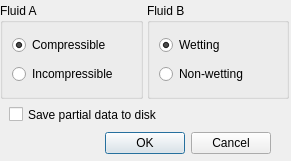
This is src/dialogConfEq.ui in ldsc/lvp as Qt 5 draws it before an edit. The edited form follows.
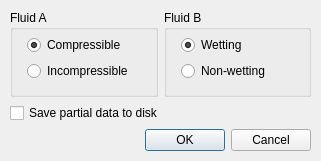
This is the edited form. Icons and pictures are not drawn.

Patch:
```diff
--- a/src/dialogConfEq.ui
+++ b/src/dialogConfEq.ui
@@ -6,19 +6,19 @@
    <rect>
     <x>0</x>
     <y>0</y>
-    <width>291</width>
+    <width>321</width>
     <height>161</height>
    </rect>
   </property>
   <property name="minimumSize">
    <size>
-    <width>291</width>
+    <width>321</width>
     <height>161</height>
    </size>
   </property>
   <property name="maximumSize">
    <size>
-    <width>291</width>
+    <width>321</width>
     <height>161</height>
    </size>
   </property>
@@ -29,19 +29,31 @@
    <iconset resource="application.qrc">
     <normaloff>:/images/logo.png</normaloff>:/images/logo.png</iconset>
   </property>
+  <widget class="QWidget" name="layoutWidget">
+   <property name="geometry">
+    <rect>
+     <x>10</x>
+     <y>10</y>
+     <width>301</width>
+     <height>141</height>
+    </rect>
+   </property>
+   <layout class="QGridLayout" name="gridLayout">
+    <item row="0" column="0">
   <widget class="QGroupBox" name="groupBoxFluidoA">
-   <property name="geometry">
-    <rect>
-     <x>0</x>
-     <y>3</y>
-     <width>143</width>
-     <height>96</height>
-    </rect>
-   </property>
    <property name="title">
     <string>Fluid A</string>
    </property>
-   <layout class="QGridLayout" name="gridLayout">
+      <widget class="QWidget" name="layoutWidget2">
+       <property name="geometry">
+        <rect>
+         <x>17</x>
+         <y>25</y>
+         <width>129</width>
+         <height>46</height>
+        </rect>
+       </property>
+       <layout class="QFormLayout" name="formLayout_2">
     <item row="0" column="0">
      <widget class="QRadioButton" name="radioButtonCompressivel">
       <property name="text">
@@ -61,32 +73,23 @@
     </item>
    </layout>
   </widget>
-  <widget class="QCheckBox" name="checkBoxSalvar">
-   <property name="geometry">
-    <rect>
-     <x>9</x>
-     <y>103</y>
-     <width>271</width>
-     <height>23</height>
-    </rect>
-   </property>
-   <property name="text">
-    <string>Save partial data to disk</string>
-   </property>
-  </widget>
+     </widget>
+    </item>
+    <item row="0" column="1">
   <widget class="QGroupBox" name="groupBoxFluidoB">
-   <property name="geometry">
-    <rect>
-     <x>147</x>
-     <y>3</y>
-     <width>142</width>
-     <height>96</height>
-    </rect>
-   </property>
    <property name="title">
     <string>Fluid B</string>
    </property>
-   <layout class="QGridLayout" name="gridLayout_2">
+      <widget class="QWidget" name="layoutWidget3">
+       <property name="geometry">
+        <rect>
+         <x>17</x>
+         <y>25</y>
+         <width>108</width>
+         <height>46</height>
+        </rect>
+       </property>
+       <layout class="QFormLayout" name="formLayout">
     <item row="0" column="0">
      <widget class="QRadioButton" name="radioButtonMolhante">
       <property name="text">
@@ -106,21 +109,26 @@
     </item>
    </layout>
   </widget>
+     </widget>
+    </item>
+    <item row="1" column="0" colspan="2">
+     <widget class="QCheckBox" name="checkBoxSalvar">
+      <property name="text">
+       <string>Save partial data to disk</string>
+      </property>
+     </widget>
+    </item>
+    <item row="2" column="0" colspan="2">
   <widget class="QDialogButtonBox" name="buttonBox">
-   <property name="geometry">
-    <rect>
-     <x>10</x>
-     <y>130</y>
-     <width>261</width>
-     <height>27</height>
-    </rect>
-   </property>
    <property name="orientation">
     <enum>Qt::Horizontal</enum>
    </property>
    <property name="standardButtons">
     <set>QDialogButtonBox::Cancel|QDialogButtonBox::Ok</set>
    </property>
+     </widget>
+    </item>
+   </layout>
   </widget>
  </widget>
  <tabstops>
```
Lines whose indentation alone changed are shown as unchanged.
